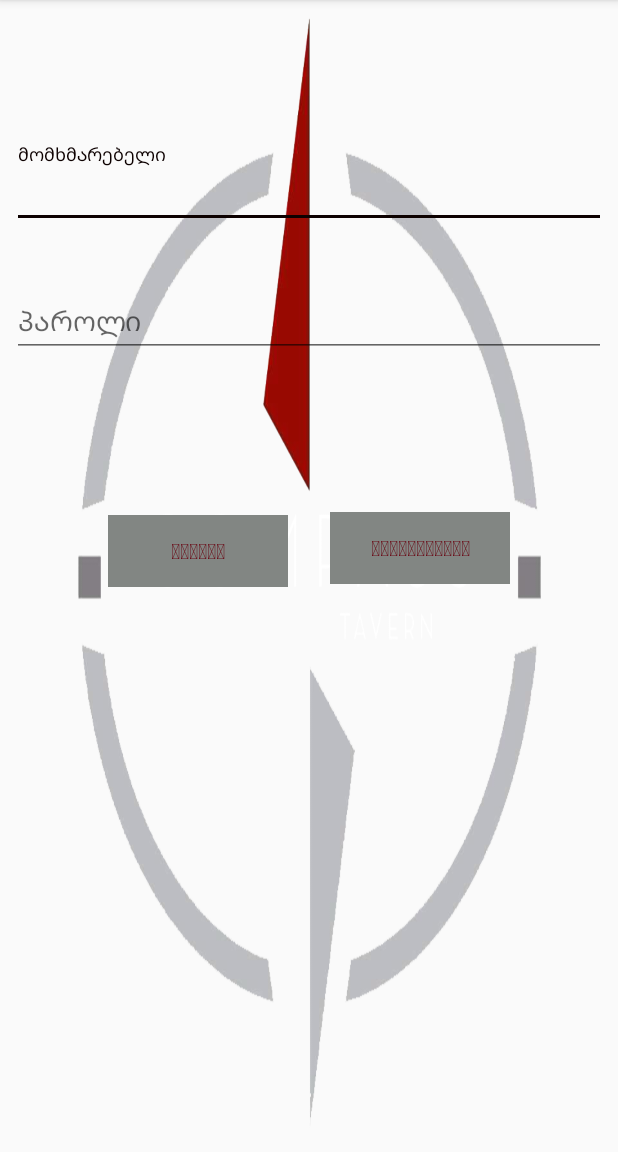
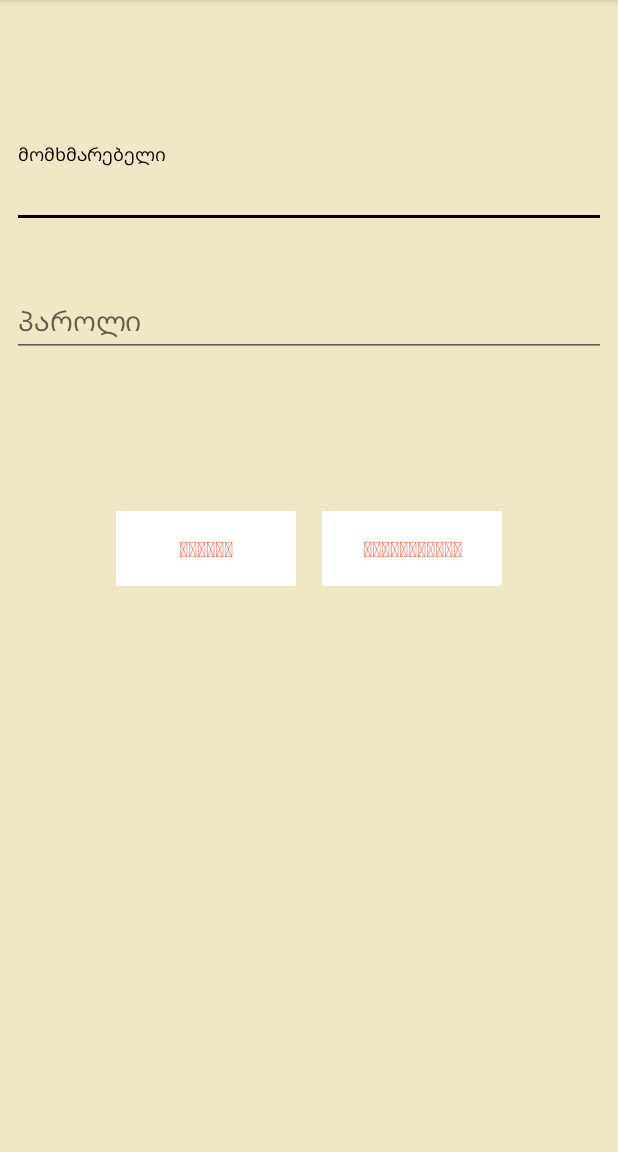
Before and after one commit to Mtsertsvadze/communicathon, an Android app: the screen it shows after launch (LoginActivity), on a phone screen of 412 x 824 dp, the part 84-1236 px from its top. Run offline under Robolectric (Android 15) with nearby library versions, the light colour scheme and no system bars.

Commit message:
Login activity design updated
updated buttons' designs. not finished

```diff
--- a/app/src/main/java/communicathon/forset/kapiure/login/LoginActivity.java
+++ b/app/src/main/java/communicathon/forset/kapiure/login/LoginActivity.java
@@ -34,7 +34,7 @@ public class LoginActivity extends AppCompatActivity implements LoginContract.Vi
         Blogin = findViewById(R.id.login_button);
         CLlogin = findViewById(R.id.login_layout);
 
-        CLlogin.setBackgroundResource(R.drawable.cmp2);
+//        CLlogin.setBackgroundResource(R.drawable.cmp2);
 
 
         ETusername.setOnFocusChangeListener(new View.OnFocusChangeListener() {
--- a/app/src/main/res/layout/activity_login.xml
+++ b/app/src/main/res/layout/activity_login.xml
@@ -5,29 +5,11 @@
     android:id="@+id/login_layout"
     android:layout_width="match_parent"
     android:layout_height="match_parent"
+    android:background="@color/combo5"
     tools:context=".login.LoginActivity">
 
 
-    <Button
-        android:id="@+id/login_button"
-        style="@style/Widget.AppCompat.Button.Borderless.Colored"
-        android:layout_width="120dp"
-        android:layout_height="wrap_content"
-        android:layout_marginStart="72dp"
-        android:layout_marginLeft="72dp"
-        android:layout_marginTop="8dp"
-        android:layout_marginBottom="8dp"
-        android:background="@color/colorPrimary"
-        android:shadowColor="@color/buttonColor"
-        android:text="@string/login_button"
-        android:textAppearance="@style/TextAppearance.AppCompat.Button"
-        android:textColor="@color/buttonTextColor"
-        android:textStyle="bold"
-        app:layout_constraintBottom_toBottomOf="parent"
-        app:layout_constraintStart_toStartOf="parent"
-        app:layout_constraintTop_toBottomOf="@+id/textInputLayout2"
-        app:layout_constraintVertical_bias="0.209"
-        tools:text="@tools:sample/cities" />
+
 
     <android.support.design.widget.TextInputLayout
         android:id="@+id/textInputLayout"
@@ -74,24 +56,45 @@
     </android.support.design.widget.TextInputLayout>
 
     <Button
+        android:id="@+id/login_button"
+        style="@style/Widget.AppCompat.Button.Borderless.Colored"
+        android:layout_width="120dp"
+        android:layout_height="50dp"
+        android:layout_marginBottom="8dp"
+        android:layout_marginLeft="60dp"
+        android:layout_marginStart="60dp"
+        android:layout_marginTop="8dp"
+        android:background="@color/white"
+        android:textColor="@color/combo2"
+        android:text="@string/login_button"
+        android:textAppearance="@style/TextAppearance.AppCompat.Button"
+        android:textStyle="bold"
+        app:layout_constraintBottom_toBottomOf="parent"
+        app:layout_constraintEnd_toStartOf="@+id/registration_button"
+        app:layout_constraintStart_toStartOf="parent"
+        app:layout_constraintTop_toBottomOf="@+id/textInputLayout2"
+        app:layout_constraintVertical_bias="0.204"
+        tools:text="@tools:sample/cities" />
+
+    <Button
         android:id="@+id/registration_button"
         style="@style/Widget.AppCompat.Button.Borderless.Colored"
         android:layout_width="120dp"
-        android:layout_height="wrap_content"
+        android:layout_height="50dp"
+        android:layout_marginBottom="8dp"
+        android:layout_marginEnd="60dp"
+        android:layout_marginRight="60dp"
         android:layout_marginTop="8dp"
-        android:layout_marginEnd="72dp"
-        android:layout_marginRight="72dp"
-        android:layout_marginBottom="8dp"
-        android:background="@color/colorPrimary"
-        android:shadowColor="@color/buttonColor"
+        android:background="@color/white"
+        android:textColor="@color/combo2"
         android:text="@string/registration_button"
         android:textAppearance="@style/TextAppearance.AppCompat.Button"
-        android:textColor="@color/buttonTextColor"
         android:textStyle="bold"
         app:layout_constraintBottom_toBottomOf="parent"
         app:layout_constraintEnd_toEndOf="parent"
+        app:layout_constraintStart_toEndOf="@+id/login_button"
         app:layout_constraintTop_toBottomOf="@+id/textInputLayout2"
-        app:layout_constraintVertical_bias="0.205"
+        app:layout_constraintVertical_bias="0.204"
         tools:text="@tools:sample/cities" />
 
 </android.support.constraint.ConstraintLayout>
--- a/app/src/main/res/values/colors.xml
+++ b/app/src/main/res/values/colors.xml
@@ -5,4 +5,11 @@
     <color name="colorAccent">#0d0100</color>
     <color name="buttonColor">#383939</color>
     <color name="buttonTextColor">#69020e</color>
+    <color name="combo1">#f0a34c</color>
+    <color name="combo2">#f06047</color>
+    <color name="combo3">#169789</color>
+    <color name="combo4">#79c2b5</color>
+    <color name="combo5">#efe7c6</color>
+    <color name="white">#ffffff</color>
+
 </resources>
```
Also changed, not shown: 1 other file.
